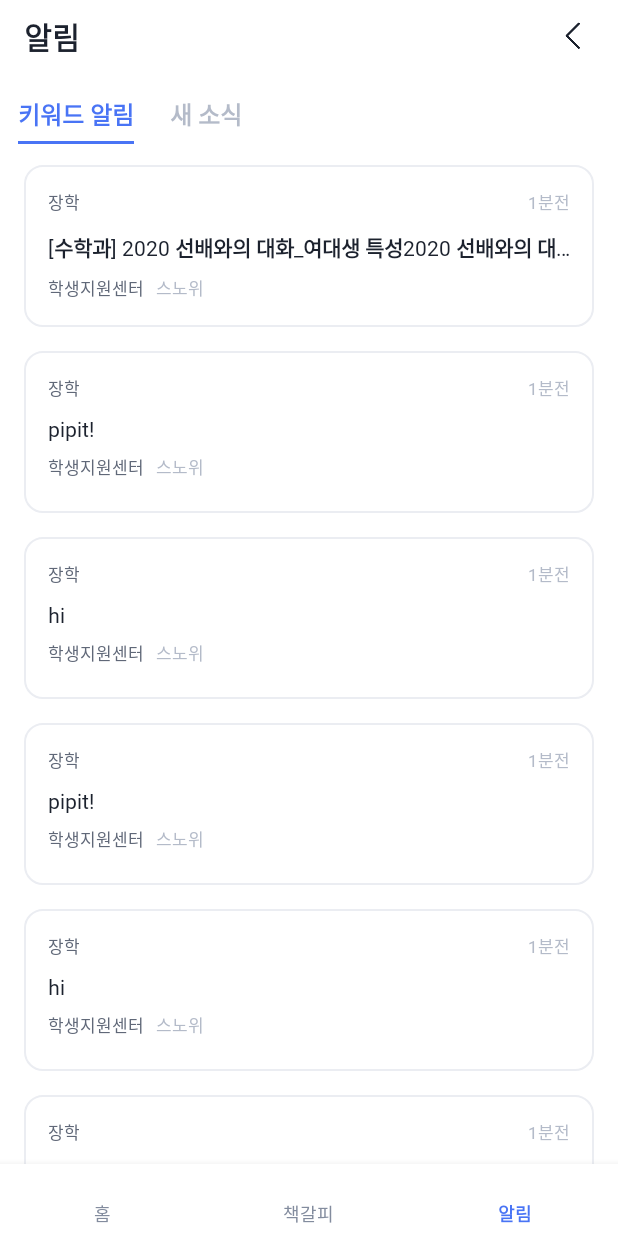
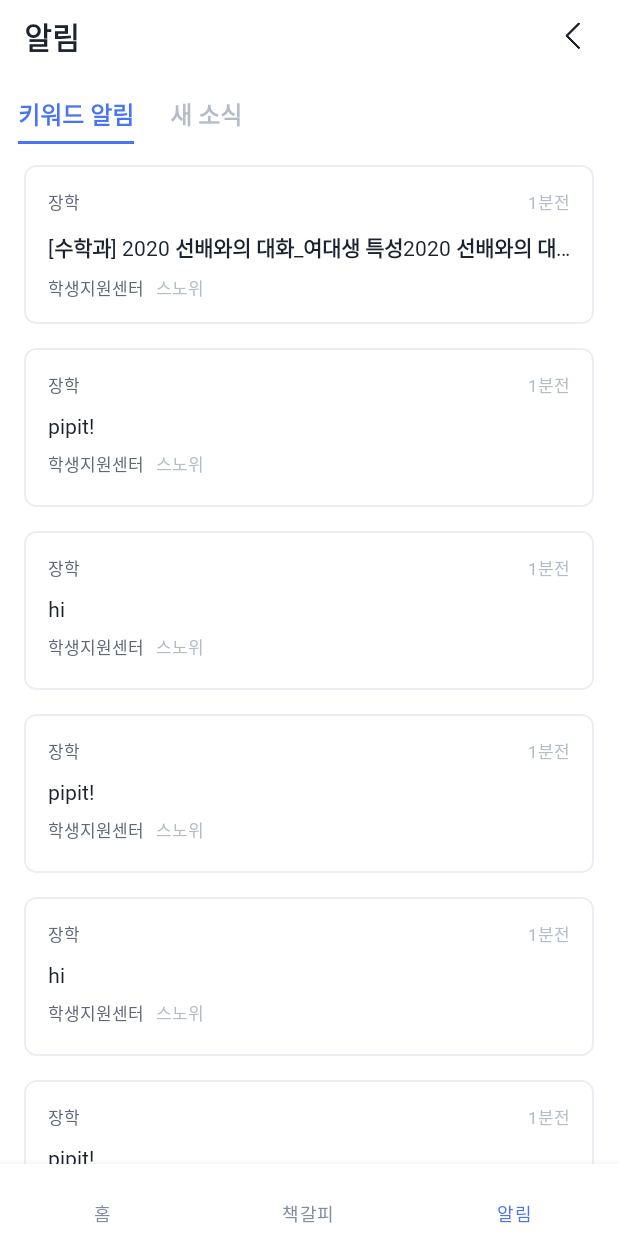
Before and after one commit to Blue-Bird-Developers/pipit-Android, an Android app: the HomeFragment screen opened directly, with no data from a screen before it, item 3 of the bottom bar chosen, on a phone screen of 412 x 824 dp. Run offline under Robolectric (Android 15) with nearby library versions, the phone set to English and light mode, and no system bars; 6 statements that could not run were skipped.

Commit message:
home에 MVVM, DataBinding, LiveData 적용

```diff
--- /dev/null
+++ b/app/src/main/java/com/bluebird/pipit/dataclass/HomeDataListItem.kt
@@ -0,0 +1,11 @@
+package com.bluebird.pipit.dataclass
+
+data class HomeDataListItem (
+    var url: String,
+    var category: String,
+    var title: String,
+    var team: String,
+    var source: String,
+    var uploadTime: String,
+    var bookmark: Boolean
+)
--- /dev/null
+++ b/app/src/main/java/com/bluebird/pipit/ui/main/home/HomeDataFragment.kt
@@ -0,0 +1,65 @@
+package com.bluebird.pipit.ui.main.home
+
+import android.content.Intent
+import android.os.Bundle
+import android.view.LayoutInflater
+import android.view.View
+import android.view.ViewGroup
+import android.widget.CheckBox
+import android.widget.TextView
+import android.widget.Toast
+import androidx.databinding.DataBindingUtil
+import androidx.fragment.app.Fragment
+import androidx.lifecycle.Observer
+import androidx.lifecycle.ViewModelProvider
+import androidx.recyclerview.widget.RecyclerView
+import com.bluebird.pipit.R
+import com.bluebird.pipit.databinding.FragmentHomeDataBinding
+import com.bluebird.pipit.ui.main.WebViewActivity
+
+class HomeDataFragment : Fragment() {
+    private lateinit var recyclerAdapter: HomeRecyclerAdapter
+    private lateinit var recyclerView: RecyclerView
+    private lateinit var viewModel: HomeDataViewModel
+
+    override fun onCreateView(
+        inflater: LayoutInflater,
+        container: ViewGroup?,
+        savedInstanceState: Bundle?
+    ): View? {
+        val binding: FragmentHomeDataBinding = DataBindingUtil.inflate(inflater, R.layout.fragment_home_data, container, false)
+        viewModel = ViewModelProvider(this).get(HomeDataViewModel::class.java)
+        viewModel.setData()
+        viewModel.url.observe(viewLifecycleOwner, Observer {
+            val intent = Intent(context, WebViewActivity::class.java)
+            intent.putExtra("url", it)
+            startActivity(intent)
+        })
+        binding.homeDataViewModel = viewModel
+        binding.lifecycleOwner = this
+        return binding.root
+    }
+
+    override fun onViewCreated(view: View, savedInstanceState: Bundle?) {
+        recyclerAdapter = HomeRecyclerAdapter(viewModel, view.context, checkBoxClickListener)
+        recyclerAdapter.notifyDataSetChanged()
+        recyclerView = view.findViewById(R.id.homeViewPagerRecyclerView)
+        recyclerView.adapter = recyclerAdapter
+    }
+
+    private val checkBoxClickListener = { view: View ->
+        if (view is CheckBox) {
+            if (view.isChecked) {
+                var layout = layoutInflater.inflate(R.layout.toast_layout, null)
+                layout.setBackgroundResource(R.drawable.black_button)
+                var textView: TextView = layout.findViewById(R.id.toastText)
+                textView.text = "책갈피에 저장되었어요!"
+                var t2 = Toast(context)
+                t2.view = layout
+                t2.show()
+            } else {
+                // TODO: 2021/02/02 bookmark 안 되어 있을 때
+            }
+        }
+    }
+}
--- /dev/null
+++ b/app/src/main/java/com/bluebird/pipit/ui/main/home/HomeDataViewModel.kt
@@ -0,0 +1,58 @@
+package com.bluebird.pipit.ui.main.home
+
+import android.app.Application
+import androidx.lifecycle.AndroidViewModel
+import androidx.lifecycle.MutableLiveData
+import com.bluebird.pipit.dataclass.HomeDataListItem
+
+class HomeDataViewModel(application: Application): AndroidViewModel(application) {
+    private var dataList: MutableList<HomeDataListItem> = mutableListOf()
+
+    var url: MutableLiveData<String> = MutableLiveData()
+
+    fun getDataList(): MutableList<HomeDataListItem>{
+        return dataList
+    }
+
+    fun setData(){
+        dataList.add(HomeDataListItem("http://www.sookmyung.ac.kr/","장학", "학업우수장학금 선발기준 변경 안내", "학생지원센터", "스노위", "1분전", false))
+        dataList.add(HomeDataListItem("http://www.naver.com/","장학", "pipit", "학생지원센터", "스노위", "1분전", true))
+        dataList.add(HomeDataListItem("http://www.sookmyung.ac.kr/","장학", "hi", "학생지원센터", "스노위", "1분전", false))
+        dataList.add(HomeDataListItem("http://www.sookmyung.ac.kr/","장학", "피핏", "학생지원센터", "스노위", "1분전", false))
+        dataList.add(HomeDataListItem("http://www.sookmyung.ac.kr/","장학", "안녕", "학생지원센터", "스노위", "1분전", false))
+        dataList.add(HomeDataListItem("http://www.sookmyung.ac.kr/","장학", "학업우수장학금 선발기준 변경 안내", "학생지원센터", "스노위", "1분전", false))
+        dataList.add(HomeDataListItem("http://www.sookmyung.ac.kr/","장학", "학업우수장학금 선발기준 변경 안내", "학생지원센터", "스노위", "1분전", false))
+        dataList.add(HomeDataListItem("http://www.sookmyung.ac.kr/","장학", "학업우수장학금 선발기준 변경 안내", "학생지원센터", "스노위", "1분전", false))
+        dataList.add(HomeDataListItem("http://www.sookmyung.ac.kr/","장학", "학업우수장학금 선발기준 변경 안내", "학생지원센터", "스노위", "1분전", false))
+        dataList.add(HomeDataListItem("http://www.sookmyung.ac.kr/","장학", "학업우수장학금 선발기준 변경 안내", "학생지원센터", "스노위", "1분전", false))
+        dataList.add(HomeDataListItem("http://www.sookmyung.ac.kr/","장학", "학업우수장학금 선발기준 변경 안내", "학생지원센터", "스노위", "1분전", false))
+    }
+
+    fun setUrl(pos: Int){
+        url.value = dataList[pos].url
+    }
+
+    fun getCategory(pos: Int): String{
+        return dataList[pos].category
+    }
+
+    fun getTitle(pos: Int): String{
+        return dataList[pos].title
+    }
+
+    fun getTeam(pos: Int): String{
+        return dataList[pos].team
+    }
+
+    fun getSource(pos: Int): String{
+        return dataList[pos].source
+    }
+
+    fun getUploadTime(pos: Int): String{
+        return dataList[pos].uploadTime
+    }
+
+    fun getBookmark(pos: Int): Boolean{
+        return dataList[pos].bookmark
+    }
+}
--- a/app/src/main/java/com/bluebird/pipit/ui/main/home/HomeRecyclerAdapter.kt
+++ b/app/src/main/java/com/bluebird/pipit/ui/main/home/HomeRecyclerAdapter.kt
@@ -1,38 +1,32 @@
 package com.bluebird.pipit.ui.main.home
 
 import android.content.Context
-import android.content.Intent
 import android.view.LayoutInflater
+import android.view.View
 import android.view.ViewGroup
-import android.widget.CompoundButton
-import androidx.core.content.ContextCompat.startActivity
 import androidx.recyclerview.widget.RecyclerView
-import com.bluebird.pipit.R
-import com.bluebird.pipit.ui.main.WebViewActivity
+import com.bluebird.pipit.databinding.ItemHomeRecyclerviewBinding
 
 class HomeRecyclerAdapter(
+    viewModel: HomeDataViewModel,
     private val context: Context,
-    private val dataList: MutableList<String>,
-    private val checkBoxClick: (CompoundButton, Boolean) -> Unit)
+    private val checkBoxClick: (View) -> Unit)
     : RecyclerView.Adapter<HomeRecyclerViewHolder>() {
+
+    private val homeViewModel = viewModel
 
     override fun onCreateViewHolder(
         parent: ViewGroup,
         viewType: Int
     ): HomeRecyclerViewHolder {
-        val view = LayoutInflater.from(context).inflate(
-            R.layout.item_home_recyclerview,
-            parent, false)
-        return HomeRecyclerViewHolder(view)
+        val binding: ItemHomeRecyclerviewBinding = ItemHomeRecyclerviewBinding.inflate(
+            LayoutInflater.from(parent.context), parent, false)
+        return HomeRecyclerViewHolder(binding)
     }
 
-    override fun getItemCount(): Int = dataList.size
+    override fun getItemCount(): Int = homeViewModel.getDataList().size
 
     override fun onBindViewHolder(holder: HomeRecyclerViewHolder, position: Int) {
-        holder.bind(dataList[position], position, checkBoxClick){
-            val intent = Intent(context, WebViewActivity::class.java)
-            intent.putExtra("url", it)
-            startActivity(context, intent, null)
-        }
+        holder.bind(homeViewModel, position, checkBoxClick)
     }
 }
--- a/app/src/main/java/com/bluebird/pipit/ui/main/home/HomeRecyclerViewHolder.kt
+++ b/app/src/main/java/com/bluebird/pipit/ui/main/home/HomeRecyclerViewHolder.kt
@@ -1,21 +1,18 @@
 package com.bluebird.pipit.ui.main.home
 
 import android.view.View
-import android.widget.CheckBox
-import android.widget.CompoundButton
-import android.widget.TextView
 import androidx.recyclerview.widget.RecyclerView
-import com.bluebird.pipit.R
+import com.bluebird.pipit.databinding.ItemHomeRecyclerviewBinding
 
-class HomeRecyclerViewHolder(itemView : View) : RecyclerView.ViewHolder(itemView) {
-    private val titleText = itemView.findViewById<TextView>(R.id.titleText)
-    private val bookmarkBox = itemView.findViewById<CheckBox>(R.id.bookMarkCheckBox)
+class HomeRecyclerViewHolder(binding: ItemHomeRecyclerviewBinding) : RecyclerView.ViewHolder(binding.root) {
+    private val binding = binding
 
-    fun bind(data: String, position: Int, checkBoxClick: (CompoundButton, Boolean) -> Unit, itemClick: (String) -> Unit){
-        titleText.text = data
-        itemView.setOnClickListener { itemClick("http://www.sookmyung.ac.kr/") }
-        bookmarkBox.setOnCheckedChangeListener { compoundButton, isChecked ->
-            checkBoxClick(compoundButton, isChecked) }
+    fun bind(viewModel: HomeDataViewModel, position: Int, checkBoxClick: (View) -> Unit){
+        binding.homeDataViewModel = viewModel
+        binding.pos = position
+        binding.executePendingBindings()
+
+        binding.bookMarkCheckBox.setOnClickListener { checkBoxClick(it) }
     }
 
 }
--- a/app/src/main/java/com/bluebird/pipit/ui/main/home/HomeViewPagerAdapter.kt
+++ b/app/src/main/java/com/bluebird/pipit/ui/main/home/HomeViewPagerAdapter.kt
@@ -7,7 +7,7 @@ class HomeViewPagerAdapter(fragment: Fragment) : FragmentStateAdapter(fragment)
     override fun getItemCount(): Int = 11
 
     override fun createFragment(position: Int): Fragment {
-        val fragment = HomeViewPagerFragment()
+        val fragment = HomeDataFragment()
         return fragment
     }
 }
--- a/app/src/main/java/com/bluebird/pipit/ui/main/home/HomeViewPagerFragment.kt
+++ /dev/null
@@ -1,49 +0,0 @@
-package com.bluebird.pipit.ui.main.home
-
-import android.content.Intent
-import android.os.Bundle
-import android.view.LayoutInflater
-import android.view.View
-import android.view.ViewGroup
-import android.widget.CheckBox
-import android.widget.TextView
-import android.widget.Toast
-import androidx.fragment.app.Fragment
-import androidx.recyclerview.widget.RecyclerView
-import com.bluebird.pipit.R
-import com.bluebird.pipit.ui.main.WebViewActivity
-
-class HomeViewPagerFragment : Fragment() {
-
-    var dataList: MutableList<String> = mutableListOf("hi", "pipit!", "hi", "pipit!", "hi", "pipit!", "hi", "pipit!")
-
-    private lateinit var recyclerAdapter: HomeRecyclerAdapter
-    private lateinit var recyclerView: RecyclerView
-
-    override fun onCreateView(
-        inflater: LayoutInflater,
-        container: ViewGroup?,
-        savedInstanceState: Bundle?
-    ): View? {
-        return inflater.inflate(R.layout.fragment_home_viewpager, container, false)
-    }
-
-    override fun onViewCreated(view: View, savedInstanceState: Bundle?) {
-        recyclerAdapter = HomeRecyclerAdapter(view.context, dataList){ compoundButton, isChecked ->
-            if (isChecked){
-                var layout = layoutInflater.inflate(R.layout.toast_layout, null)
-                layout.setBackgroundResource(R.drawable.black_button)
-                var textView: TextView = layout.findViewById(R.id.toastText)
-                textView.text = "책갈피에 저장되었어요!"
-                var t2 = Toast(view.context)
-                t2.view = layout
-                t2.show()
-            }else{
-                // TODO: 2021/02/02 bookmark 안 되어 있을 때
-            }
-        }
-        recyclerAdapter.notifyDataSetChanged()
-        recyclerView = view.findViewById(R.id.homeViewPagerRecyclerView)
-        recyclerView.adapter = recyclerAdapter
-    }
-}
--- a/app/src/main/res/drawable/gray_round_rectangle.xml
+++ /dev/null
@@ -1,8 +0,0 @@
-<?xml version="1.0" encoding="utf-8"?>
-<shape xmlns:android="http://schemas.android.com/apk/res/android"
-    android:shape="rectangle">
-    <stroke android:color="@color/gray200"
-        android:width="1dp"/>
-    <solid android:color="@color/white"/>
-    <corners android:radius="@dimen/radius"/>
-</shape>
--- a/app/src/main/res/layout/item_alert_recyclerview.xml
+++ b/app/src/main/res/layout/item_alert_recyclerview.xml
@@ -1,14 +1,23 @@
 <?xml version="1.0" encoding="utf-8"?>
-<androidx.constraintlayout.widget.ConstraintLayout xmlns:android="http://schemas.android.com/apk/res/android"
+<com.google.android.material.card.MaterialCardView
+    xmlns:android="http://schemas.android.com/apk/res/android"
     android:layout_width="match_parent"
-    android:layout_height="108dp"
+    android:layout_height="106dp"
     xmlns:app="http://schemas.android.com/apk/res-auto"
     android:layout_marginStart="@dimen/main_margin"
     android:layout_marginEnd="@dimen/main_margin"
     android:layout_marginTop="8dp"
     android:layout_marginBottom="8dp"
-    android:padding="@dimen/main_margin"
-    android:background="@drawable/gray_round_rectangle">
+    app:contentPadding="@dimen/main_margin"
+    app:cardCornerRadius="8dp"
+    app:cardBackgroundColor="@color/white"
+    app:cardElevation="0dp"
+    app:strokeWidth="1dp"
+    app:strokeColor="@color/gray200">
+
+    <androidx.constraintlayout.widget.ConstraintLayout
+        android:layout_width="match_parent"
+        android:layout_height="match_parent">
 
         <TextView
             android:id="@+id/categoryText"
@@ -64,3 +73,5 @@
             app:layout_constraintStart_toEndOf="@id/teamText"/>
 
     </androidx.constraintlayout.widget.ConstraintLayout>
+
+</com.google.android.material.card.MaterialCardView>
--- a/app/src/main/res/values/styles.xml
+++ b/app/src/main/res/values/styles.xml
@@ -1,6 +1,6 @@
 <resources>
     <!-- Base application theme. -->
-    <style name="AppTheme" parent="Theme.AppCompat.Light.NoActionBar">
+    <style name="AppTheme" parent="Theme.MaterialComponents.Light.NoActionBar">
         <!-- Customize your theme here. -->
         <item name="colorPrimary">@color/colorPrimary</item>
         <item name="colorPrimaryDark">@color/colorPrimaryDark</item>
```
Also changed, not shown: app/build.gradle (+13 -0 lines), app/src/main/res/layout/fragment_home.xml (+17 -17 lines), app/src/main/res/layout/fragment_home_data.xml (added, +27 -0 lines), app/src/main/res/layout/fragment_home_viewpager.xml (deleted, +0 -17 lines), app/src/main/res/layout/item_home_recyclerview.xml (+59 -26 lines). Lines whose indentation alone changed are shown as unchanged.
